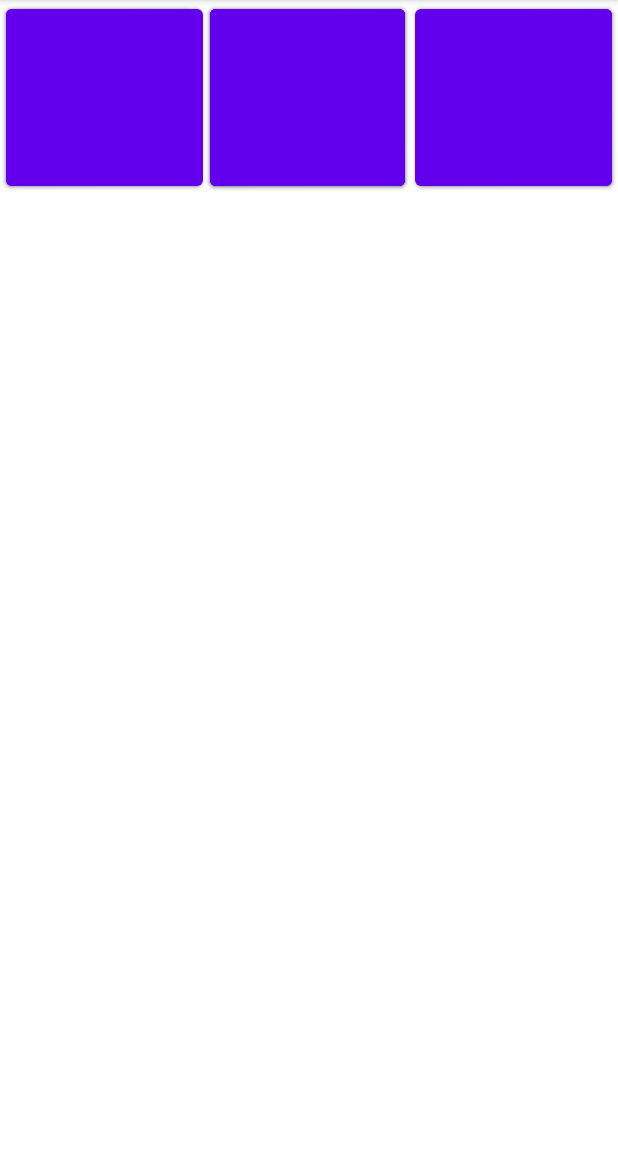
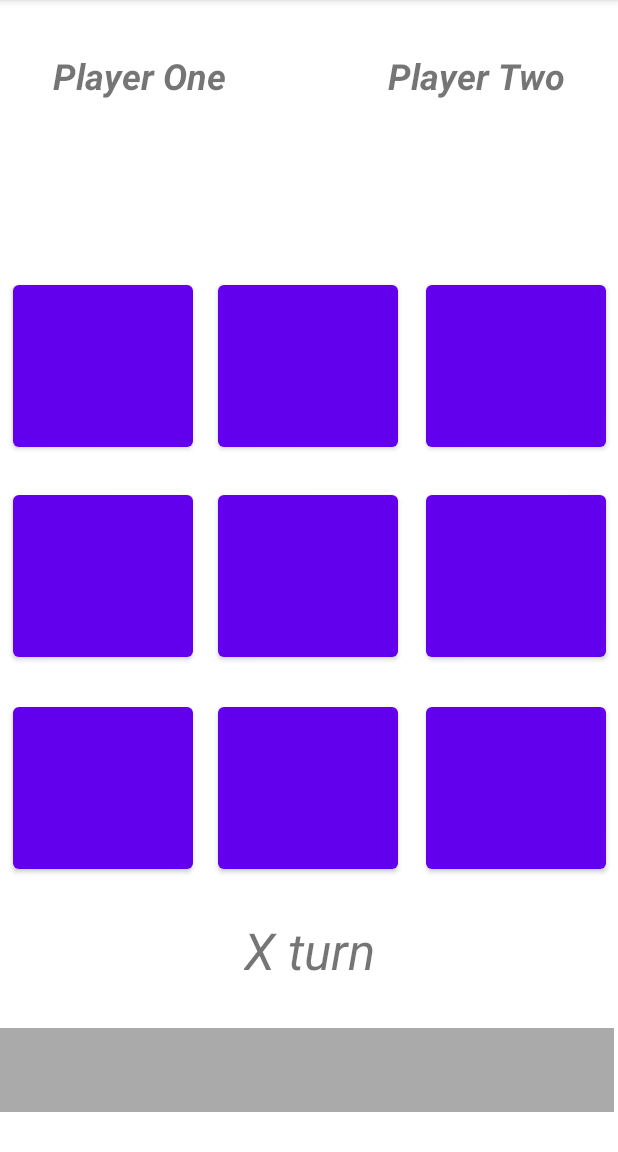
Before and after one commit to imorkravitz/TicTacToe_Application_mission_1, an Android app: the screen it shows after launch (MainActivity), on a phone screen of 412 x 824 dp, the part 84-1236 px from its top. Run offline under Robolectric (Android 15) with nearby library versions, the phone set to English and light mode, and no system bars.

Commit message:
gui setup

```diff
--- a/app/src/main/res/layout/activity_main.xml
+++ b/app/src/main/res/layout/activity_main.xml
@@ -7,123 +7,164 @@
     tools:context=".MainActivity">
 
     <Button
-        android:id="@+id/button9"
-        android:layout_width="118dp"
-        android:layout_height="121dp"
-        android:layout_marginStart="10dp"
-        android:text="Button"
-        android:textSize="16sp"
+        android:id="@+id/main_Bt20"
+        android:layout_width="120dp"
+        android:layout_height="120dp"
+        app:layout_constraintBottom_toBottomOf="parent"
+        app:layout_constraintEnd_toEndOf="parent"
+        app:layout_constraintHorizontal_bias="0.03"
         app:layout_constraintStart_toStartOf="parent"
-        tools:layout_editor_absoluteY="170dp" />
+        app:layout_constraintTop_toTopOf="parent"
+        app:layout_constraintVertical_bias="0.718"
+        tools:ignore="SpeakableTextPresentCheck" />
+
+    <Button
+        android:id="@+id/main_Bt12"
+        android:layout_width="120dp"
+        android:layout_height="120dp"
+        android:layout_marginEnd="8dp"
+        app:layout_constraintBottom_toBottomOf="parent"
+        app:layout_constraintEnd_toEndOf="parent"
+        app:layout_constraintHorizontal_bias="0.989"
+        app:layout_constraintStart_toEndOf="@+id/main_Bt11"
+        app:layout_constraintTop_toTopOf="parent"
+        tools:ignore="SpeakableTextPresentCheck" />
 
     <TextView
         android:id="@+id/textView"
         android:layout_width="0dp"
         android:layout_height="wrap_content"
         android:layout_marginStart="35dp"
+        android:layout_marginTop="34dp"
         android:text="Player One"
-        android:textSize="20sp"
+        android:textSize="24sp"
+        android:textStyle="bold|italic"
         app:layout_constraintStart_toStartOf="parent"
-        tools:layout_editor_absoluteY="34dp" />
+        app:layout_constraintTop_toTopOf="parent" />
 
     <TextView
         android:id="@+id/textView2"
         android:layout_width="0dp"
         android:layout_height="wrap_content"
+        android:layout_marginTop="34dp"
         android:layout_marginEnd="35dp"
         android:text="Player Two"
-        android:textSize="20sp"
+        android:textSize="24sp"
+        android:textStyle="bold|italic"
         app:layout_constraintEnd_toEndOf="parent"
-        tools:layout_editor_absoluteY="34dp" />
+        app:layout_constraintTop_toTopOf="parent" />
 
     <Button
-        android:id="@+id/button1"
-        android:layout_width="130dp"
-        android:layout_height="130dp"
-        android:layout_marginStart="5dp"
-        android:textSize="16sp"
+        android:id="@+id/main_Bt11"
+        android:layout_width="120dp"
+        android:layout_height="120dp"
+        app:layout_constraintBottom_toBottomOf="parent"
+        app:layout_constraintEnd_toEndOf="parent"
+        app:layout_constraintHorizontal_bias="0.498"
         app:layout_constraintStart_toStartOf="parent"
-        tools:layout_editor_absoluteY="170dp" />
+        app:layout_constraintTop_toTopOf="parent"
+        tools:ignore="SpeakableTextPresentCheck" />
 
     <Button
-        android:id="@+id/button2"
-        android:layout_width="130dp"
-        android:layout_height="130dp"
-        android:layout_marginStart="140dp"
-        android:textSize="16sp"
+        android:id="@+id/main_Bt01"
+        android:layout_width="120dp"
+        android:layout_height="120dp"
+        app:layout_constraintBottom_toBottomOf="parent"
+        app:layout_constraintEnd_toEndOf="parent"
+        app:layout_constraintHorizontal_bias="0.498"
         app:layout_constraintStart_toStartOf="parent"
-        tools:layout_editor_absoluteY="170dp" />
+        app:layout_constraintTop_toTopOf="parent"
+        app:layout_constraintVertical_bias="0.284"
+        tools:ignore="SpeakableTextPresentCheck" />
 
     <Button
-        android:id="@+id/button3"
-        android:layout_width="130dp"
-        android:layout_height="130dp"
-        android:layout_marginEnd="5dp"
-        android:textSize="16sp"
+        android:id="@+id/main_Bt02"
+        android:layout_width="120dp"
+        android:layout_height="120dp"
+        android:textColorLink="#772525"
+        app:layout_constraintBottom_toBottomOf="parent"
         app:layout_constraintEnd_toEndOf="parent"
-        tools:layout_editor_absoluteY="170dp" />
+        app:layout_constraintHorizontal_bias="0.972"
+        app:layout_constraintStart_toStartOf="parent"
+        app:layout_constraintTop_toTopOf="parent"
+        app:layout_constraintVertical_bias="0.284"
+        tools:ignore="SpeakableTextPresentCheck" />
 
     <Button
-        android:id="@+id/button4"
-        android:layout_width="130dp"
-        android:layout_height="130dp"
-        android:layout_marginStart="4dp"
-        android:textSize="16sp"
+        android:id="@+id/main_Bt00"
+        android:layout_width="120dp"
+        android:layout_height="120dp"
+        app:layout_constraintBottom_toBottomOf="parent"
+        app:layout_constraintEnd_toEndOf="parent"
+        app:layout_constraintHorizontal_bias="0.03"
         app:layout_constraintStart_toStartOf="parent"
-        tools:layout_editor_absoluteY="300dp" />
+        app:layout_constraintTop_toTopOf="parent"
+        app:layout_constraintVertical_bias="0.284"
+        tools:ignore="SpeakableTextPresentCheck" />
 
     <Button
-        android:id="@+id/button5"
-        android:layout_width="130dp"
-        android:layout_height="130dp"
-        android:layout_marginStart="140dp"
-        android:textSize="16sp"
+        android:id="@+id/main_Bt22"
+        android:layout_width="120dp"
+        android:layout_height="120dp"
+        app:layout_constraintBottom_toBottomOf="parent"
+        app:layout_constraintEnd_toEndOf="parent"
+        app:layout_constraintHorizontal_bias="0.972"
         app:layout_constraintStart_toStartOf="parent"
-        tools:layout_editor_absoluteY="300dp" />
+        app:layout_constraintTop_toTopOf="parent"
+        app:layout_constraintVertical_bias="0.718"
+        tools:ignore="SpeakableTextPresentCheck" />
 
     <Button
-        android:id="@+id/button6"
-        android:layout_width="130dp"
-        android:layout_height="130dp"
-        android:layout_marginEnd="4dp"
-        android:textSize="16sp"
+        android:id="@+id/main_Bt21"
+        android:layout_width="120dp"
+        android:layout_height="120dp"
+        app:layout_constraintBottom_toBottomOf="parent"
         app:layout_constraintEnd_toEndOf="parent"
-        tools:layout_editor_absoluteY="300dp" />
+        app:layout_constraintHorizontal_bias="0.498"
+        app:layout_constraintStart_toStartOf="parent"
+        app:layout_constraintTop_toTopOf="parent"
+        app:layout_constraintVertical_bias="0.718"
+        tools:ignore="SpeakableTextPresentCheck" />
 
     <Button
-        android:id="@+id/button7"
-        android:layout_width="130dp"
-        android:layout_height="130dp"
-        android:layout_marginStart="4dp"
-        android:textSize="16sp"
+        android:id="@+id/main_Bt10"
+        android:layout_width="120dp"
+        android:layout_height="120dp"
+        android:layout_marginStart="8dp"
+        app:layout_constraintBottom_toBottomOf="parent"
+        app:layout_constraintEnd_toStartOf="@+id/main_Bt11"
+        app:layout_constraintHorizontal_bias="0.054"
         app:layout_constraintStart_toStartOf="parent"
-        tools:layout_editor_absoluteY="430dp" />
+        app:layout_constraintTop_toTopOf="parent"
+        tools:ignore="SpeakableTextPresentCheck" />
 
-    <Button
-        android:id="@+id/button2"
-        android:layout_width="130dp"
-        android:layout_height="130dp"
-        android:layout_marginStart="140dp"
-        android:textSize="16sp"
-        app:layout_constraintStart_toStartOf="parent"
-        tools:layout_editor_absoluteY="170dp" />
+    <androidx.appcompat.widget.Toolbar
+        android:id="@+id/toolbar"
+        android:layout_width="409dp"
+        android:layout_height="wrap_content"
+        android:layout_marginTop="100dp"
+        android:layout_marginBottom="16dp"
+        android:background="@android:color/darker_gray"
+        android:minHeight="?attr/actionBarSize"
+        android:textAlignment="center"
+        android:theme="?attr/actionBarTheme"
+        app:layout_constraintBottom_toBottomOf="parent"
+        app:layout_constraintTop_toBottomOf="@+id/main_Bt20"
+        app:layout_constraintVertical_bias="0.0"
+        tools:layout_editor_absoluteX="1dp" />
 
-    <Button
-        android:id="@+id/button8"
-        android:layout_width="130dp"
-        android:layout_height="130dp"
-        android:layout_marginStart="140dp"
-        android:textSize="16sp"
-        app:layout_constraintStart_toStartOf="parent"
-        tools:layout_editor_absoluteY="430dp" />
-
-    <Button
-        android:id="@+id/button9"
-        android:layout_width="130dp"
-        android:layout_height="130dp"
-        android:layout_marginEnd="4dp"
-        android:textSize="16sp"
+    <TextView
+        android:id="@+id/main_textTurn"
+        android:layout_width="wrap_content"
+        android:layout_height="47dp"
+        android:layout_marginBottom="27dp"
+        android:autoText="false"
+        android:text="X turn"
+        android:textSize="34sp"
+        android:textStyle="italic"
+        app:layout_constraintBottom_toTopOf="@+id/toolbar"
         app:layout_constraintEnd_toEndOf="parent"
-        tools:layout_editor_absoluteY="430dp" />
+        app:layout_constraintHorizontal_bias="0.5"
+        app:layout_constraintStart_toStartOf="parent" />
 
 </androidx.constraintlayout.widget.ConstraintLayout>
```
